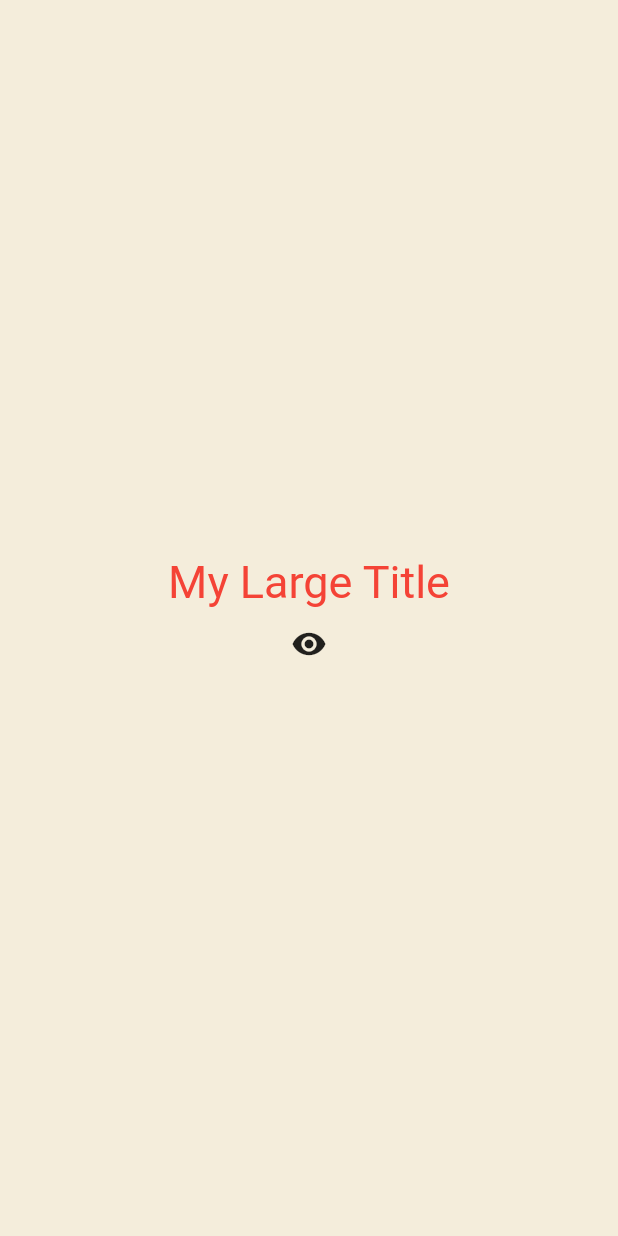
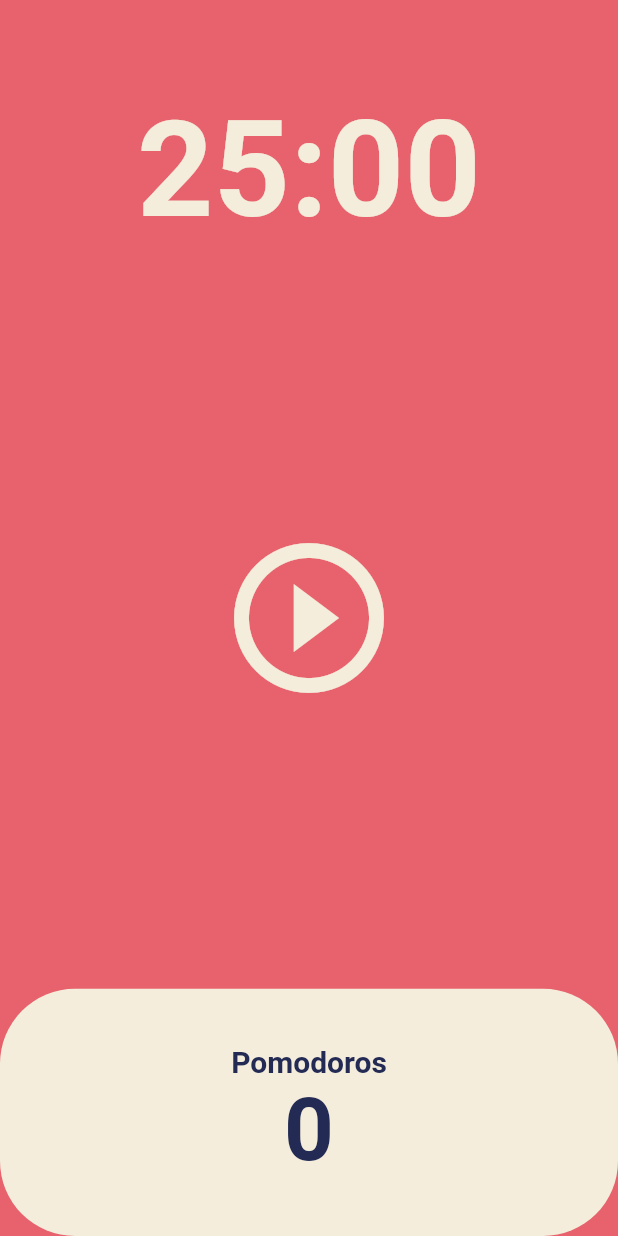
Before and after one commit to seokguu/230127_nomad_ui, a Flutter app: the screen it shows after launch, on a phone screen of 412 x 824 dp. Run offline on Flutter 3.47's test engine with Material 2 defaults, Android fonts, the phone set to English and light mode, and no system bars.

Commit message:
pomodoros

```diff
--- a/lib/main.dart
+++ b/lib/main.dart
@@ -1,85 +1,24 @@
 import 'package:flutter/material.dart';
+import 'package:toonflix/screens/home_screen.dart';
 
 void main() {
   runApp(App());
 }
 
-class App extends StatefulWidget {
-  @override
-  State<App> createState() => _AppState();
-}
-
-class _AppState extends State<App> {
-  bool showTitle = true;
-
-  void toggleTitle() {
-    setState(() {
-      showTitle = !showTitle;
-    });
-  }
-
+class App extends StatelessWidget {
   @override
   Widget build(BuildContext context) {
     return MaterialApp(
       theme: ThemeData(
+        backgroundColor: const Color(0xFFE7626C),
         textTheme: const TextTheme(
-          titleLarge: TextStyle(
-            color: Colors.red,
+          headline1: TextStyle(
+            color: Color(0xff232b55),
           ),
         ),
+        cardColor: const Color(0xfff4eddb),
       ),
-      // 구글 기반 app 폼
-      home: Scaffold(
-        backgroundColor: const Color(0xfff4eddb),
-        body: Center(
-          child: Column(
-            mainAxisAlignment: MainAxisAlignment.center,
-            children: [
-              showTitle ? const MyLargeTitle() : const Text('nothing'),
-              IconButton(
-                onPressed: toggleTitle,
-                icon: const Icon(Icons.remove_red_eye),
-              )
-            ],
-          ),
-        ),
-      ),
+      home: const HomeScreen(),
     );
   }
 }
-
-class MyLargeTitle extends StatefulWidget {
-  const MyLargeTitle({
-    Key? key,
-  }) : super(key: key);
-
-  @override
-  State<MyLargeTitle> createState() => _MyLargeTitleState();
-}
-
-// widget life cycle
-class _MyLargeTitleState extends State<MyLargeTitle> {
-  @override
-  void initState() {
-    super.initState();
-    print('initState!');
-  }
-
-  @override
-  void dispose() {
-    super.dispose();
-    print('dispose');
-  }
-
-  @override
-  Widget build(BuildContext context) {
-    print('bulid!');
-    return Text(
-      'My Large Title',
-      style: TextStyle(
-        fontSize: 30,
-        color: Theme.of(context).textTheme.titleLarge?.color,
-      ),
-    );
-  }
-}
--- /dev/null
+++ b/lib/screens/home_screen.dart
@@ -0,0 +1,132 @@
+import 'dart:async';
+
+import 'package:flutter/material.dart';
+
+class HomeScreen extends StatefulWidget {
+  const HomeScreen({super.key});
+
+  @override
+  State<HomeScreen> createState() => _HomeScreenState();
+}
+
+class _HomeScreenState extends State<HomeScreen> {
+  static const twentyFiveMinute = 1500;
+  int totalSeconds = twentyFiveMinute;
+  bool isRunning = false;
+  int totalPomodoros = 0;
+  late Timer timer;
+
+  void onTick(Timer timer) {
+    if (totalSeconds == 0) {
+      setState(() {
+        totalPomodoros = totalPomodoros + 1;
+        isRunning = false;
+        totalSeconds = twentyFiveMinute;
+      });
+      timer.cancel();
+    } else {
+      setState(() {
+        totalSeconds = totalSeconds - 1;
+      });
+    }
+  }
+
+  void onStartPressed() {
+    timer = Timer.periodic(
+      const Duration(seconds: 1),
+      onTick,
+    );
+    setState(() {
+      isRunning = true;
+    });
+  }
+
+  void onPausePressed() {
+    timer.cancel();
+    setState(() {
+      isRunning = false;
+    });
+  }
+
+  String format(int seconds) {
+    var duration = Duration(seconds: seconds);
+    return duration.toString().split('.').first.substring(2, 7);
+  }
+
+  @override
+  Widget build(BuildContext context) {
+    return Scaffold(
+      backgroundColor: Theme.of(context).backgroundColor,
+      body: Column(
+        children: [
+          Flexible(
+            flex: 1,
+            child: Container(
+              alignment: Alignment.bottomCenter,
+              child: Text(
+                format(totalSeconds),
+                style: TextStyle(
+                  color: Theme.of(context).cardColor,
+                  fontSize: 89,
+                  fontWeight: FontWeight.w600,
+                ),
+              ),
+            ),
+          ),
+          Flexible(
+            flex: 3,
+            child: Center(
+              child: IconButton(
+                color: Theme.of(context).cardColor,
+                iconSize: 120,
+                onPressed: isRunning ? onPausePressed : onStartPressed,
+                icon: Icon(isRunning
+                    ? Icons.pause_circle_outline
+                    : Icons.play_circle_outline),
+              ),
+            ),
+          ),
+          Flexible(
+            flex: 1,
+            child: Row(
+              children: [
+                Expanded(
+                  child: Container(
+                    decoration: BoxDecoration(
+                      color: Theme.of(context).cardColor,
+                      borderRadius: BorderRadius.circular(50),
+                    ),
+                    child: Column(
+                        mainAxisAlignment: MainAxisAlignment.center,
+                        children: [
+                          Text(
+                            'Pomodoros',
+                            style: TextStyle(
+                                fontSize: 20,
+                                fontWeight: FontWeight.w600,
+                                color: Theme.of(context)
+                                    .textTheme
+                                    .headline1!
+                                    .color),
+                          ),
+                          Text(
+                            '$totalPomodoros',
+                            style: TextStyle(
+                                fontSize: 58,
+                                fontWeight: FontWeight.w600,
+                                color: Theme.of(context)
+                                    .textTheme
+                                    .headline1!
+                                    .color),
+                          ),
+                        ]),
+                  ),
+                ),
+              ],
+            ),
+          ),
+        ],
+      ),
+    );
+  }
+}
```
